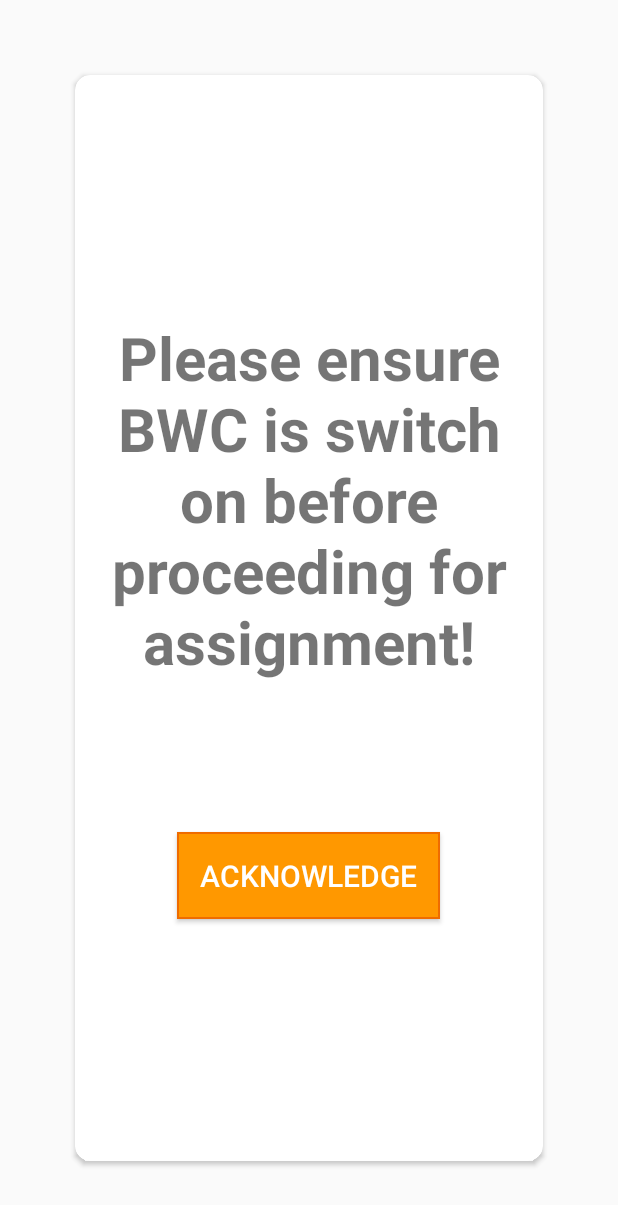
After one commit to irvintanutan/Android-ATM, an Android app: the layout bwc_alert.xml on its own in the app's theme, with its tools: preview values and no code run, on a phone screen of 412 x 824 dp. The commit adds this screen. Shown: the top 1205 px of the screen. Run offline under Robolectric (Android 15) with nearby library versions, the phone set to English and light mode, and no system bars.

Commit message:
10.4 - BWC ALERT

```diff
--- a/app/build.gradle
+++ b/app/build.gradle
@@ -8,8 +8,8 @@ android {
         applicationId "com.novigosolutions.certiscisco"
         minSdkVersion 19
         targetSdkVersion 28
-        versionCode 13
-        versionName "10.3"
+        versionCode 14
+        versionName "10.4"
         testInstrumentationRunner 'androidx.test.runner.AndroidJUnitRunner'
     }
     compileOptions {
--- /dev/null
+++ b/app/src/main/res/layout/bwc_alert.xml
@@ -0,0 +1,41 @@
+<?xml version="1.0" encoding="utf-8"?>
+<androidx.cardview.widget.CardView xmlns:android="http://schemas.android.com/apk/res/android"
+    xmlns:app="http://schemas.android.com/apk/res-auto"
+    xmlns:tools="http://schemas.android.com/tools"
+    android:layout_width="match_parent"
+    android:layout_height="match_parent"
+    android:clickable="false"
+    android:elevation="10dp"
+    android:layout_margin="50dp"
+    android:foreground="?android:attr/selectableItemBackground"
+    app:contentPadding="20dp"
+    app:cardCornerRadius="10dp">
+
+    <LinearLayout
+        android:orientation="vertical"
+        android:gravity="center"
+        android:layout_width="match_parent"
+        android:layout_height="match_parent">
+
+            <TextView
+                android:textStyle="bold"
+                android:textSize="40dp"
+                android:text="Please ensure BWC is switch on before proceeding for assignment!"
+                android:gravity="center"
+                android:layout_width="match_parent"
+                android:layout_height="wrap_content"/>
+
+
+        <Button
+            android:id="@+id/btn_next"
+            android:layout_width="wrap_content"
+            android:layout_marginTop="100dp"
+            android:layout_height="wrap_content"
+            android:background="@drawable/button_shape"
+            android:padding="15dp"
+            android:gravity="center"
+            android:text="ACKNOWLEDGE"
+            android:textColor="@color/colorWhite"
+            android:textSize="20sp"/>
+    </LinearLayout>
+</androidx.cardview.widget.CardView>
```
Also changed, not shown: app/src/main/java/com/novigosolutions/certiscisco/activities/ProcessJobActivity.java (+28 -0 lines).
